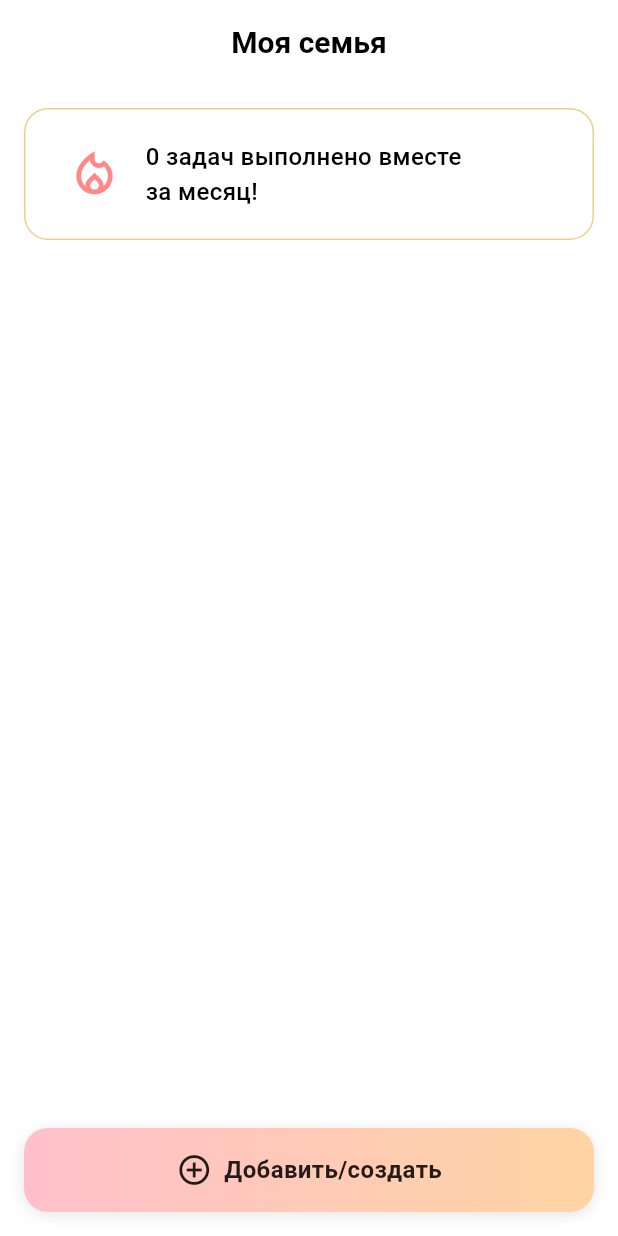
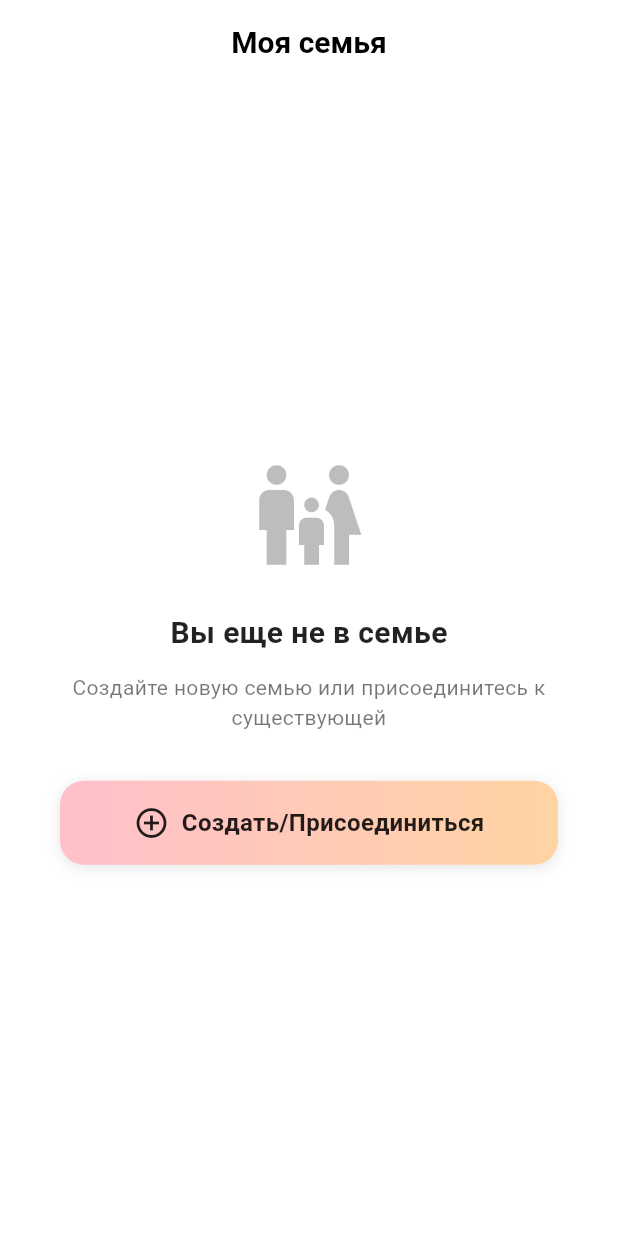
Before and after one commit to PetrikSS/infancy, a Flutter app: the FamilyScreen screen opened directly, on a phone screen of 412 x 824 dp. Run offline on Flutter 3.47's test engine with Material 3 defaults, Android fonts, the phone set to English and light mode, and no system bars; our stand-ins replace line_awesome_flutter, supabase_flutter; accounts and stored records are empty.

Commit message:
fix createNewFamily() - [ ] Need fix joinFamily

```diff
--- a/lib/screens/create_family_screen.dart
+++ b/lib/screens/create_family_screen.dart
@@ -39,11 +39,10 @@ class _CreateFamilyScreenState extends State<CreateFamilyScreen> {
       if (error != null) {
         _showError(error);
       } else {
-        // Загружаем участников семьи после создания
         await familyProvider.loadFamilyMembers(authProvider.familyId!);
         _showSuccess('Семья успешно создана!');
         if (mounted) {
-          Navigator.pop(context);
+          Navigator.pop(context, true); // ← Возвращаем true
         }
       }
     } catch (e) {
@@ -74,11 +73,10 @@ class _CreateFamilyScreenState extends State<CreateFamilyScreen> {
       if (error != null) {
         _showError(error);
       } else {
-        // Загружаем участников семьи после присоединения
         await familyProvider.loadFamilyMembers(authProvider.familyId!);
         _showSuccess('Вы успешно присоединились к семье!');
         if (mounted) {
-          Navigator.pop(context);
+          Navigator.pop(context, true); // ← Возвращаем true
         }
       }
     } catch (e) {
--- a/lib/screens/family_screen.dart
+++ b/lib/screens/family_screen.dart
@@ -5,24 +5,38 @@ import '../providers/family_provider.dart';
 import '../models/family_member.dart';
 import 'create_family_screen.dart';
 
-class FamilyScreen extends StatelessWidget {
+class FamilyScreen extends StatefulWidget {
   const FamilyScreen({Key? key}) : super(key: key);
 
   @override
+  State<FamilyScreen> createState() => _FamilyScreenState();
+}
+
+class _FamilyScreenState extends State<FamilyScreen> {
+  bool _isInitialized = false;
+
+  @override
+  void didChangeDependencies() {
+    super.didChangeDependencies();
+
+    // Загружаем данные только один раз при первой инициализации
+    if (!_isInitialized) {
+      _loadFamilyData();
+      _isInitialized = true;
+    }
+  }
+
+  Future<void> _loadFamilyData() async {
+    final authProvider = Provider.of<AuthProvider>(context, listen: false);
+    final familyProvider = Provider.of<FamilyProvider>(context, listen: false);
+
+    if (authProvider.familyId != null) {
+      await familyProvider.loadFamilyMembers(authProvider.familyId!);
+    }
+  }
+
+  @override
   Widget build(BuildContext context) {
-    final authProvider = Provider.of<AuthProvider>(context);
-    final familyProvider = Provider.of<FamilyProvider>(context);
-
-    // Автоматически загружаем участников семьи при открытии экрана
-    // и при изменении familyId
-    if (authProvider.familyId != null) {
-      WidgetsBinding.instance.addPostFrameCallback((_) {
-        if (familyProvider.familyMembers.isEmpty ||
-            familyProvider.familyMembers[0].id != authProvider.currentUser?.id) {
-          familyProvider.loadFamilyMembers(authProvider.familyId!);
-        }
-      });
-    }
     return Scaffold(
       backgroundColor: Colors.white,
       appBar: AppBar(
@@ -39,8 +53,50 @@ class FamilyScreen extends StatelessWidget {
         centerTitle: true,
         automaticallyImplyLeading: false,
       ),
-      body: Consumer<FamilyProvider>(
-        builder: (context, familyProvider, child) {
+      body: Consumer2<AuthProvider, FamilyProvider>(
+        builder: (context, authProvider, familyProvider, child) {
+          // Если нет семьи, показываем экран создания/присоединения
+          if (authProvider.familyId == null) {
+            return Center(
+              child: Column(
+                mainAxisAlignment: MainAxisAlignment.center,
+                children: [
+                  const Icon(
+                    Icons.family_restroom,
+                    size: 80,
+                    color: Colors.black26,
+                  ),
+                  const SizedBox(height: 24),
+                  const Text(
+                    'Вы еще не в семье',
+                    style: TextStyle(
+                      fontSize: 20,
+                      fontWeight: FontWeight.w600,
+                      color: Colors.black87,
+                    ),
+                  ),
+                  const SizedBox(height: 12),
+                  const Padding(
+                    padding: EdgeInsets.symmetric(horizontal: 40),
+                    child: Text(
+                      'Создайте новую семью или присоединитесь к существующей',
+                      textAlign: TextAlign.center,
+                      style: TextStyle(
+                        fontSize: 14,
+                        color: Colors.black54,
+                      ),
+                    ),
+                  ),
+                  const SizedBox(height: 32),
+                  Padding(
+                    padding: const EdgeInsets.symmetric(horizontal: 40),
+                    child: _buildAddFamilyButton(context),
+                  ),
+                ],
+              ),
+            );
+          }
+
           if (familyProvider.isLoading) {
             return const Center(
               child: CircularProgressIndicator(),
@@ -85,6 +141,29 @@ class FamilyScreen extends StatelessWidget {
 
               // Список участников семьи
               Expanded(
+                child: familyMembers.isEmpty
+                    ? Center(
+                  child: Column(
+                    mainAxisAlignment: MainAxisAlignment.center,
+                    children: [
+                      const Icon(
+                        Icons.people_outline,
+                        size: 64,
+                        color: Colors.black26,
+                      ),
+                      const SizedBox(height: 16),
+                      const Text(
+                        'Нет участников семьи',
+                        style: TextStyle(
+                          fontSize: 16,
+                          color: Colors.black54,
+                        ),
+                      ),
+                    ],
+                  ),
+                )
+                    : RefreshIndicator(
+                  onRefresh: _loadFamilyData,
                   child: ListView.builder(
                     padding: const EdgeInsets.symmetric(horizontal: 16),
                     itemCount: familyMembers.length,
@@ -94,11 +173,22 @@ class FamilyScreen extends StatelessWidget {
                     },
                   ),
                 ),
+              ),
 
-              // Кнопка добавления участника (обновленная)
+              // Кнопка добавления участника
               Container(
                 padding: const EdgeInsets.all(16),
-                child: Container(
+                child: _buildAddFamilyButton(context),
+              ),
+            ],
+          );
+        },
+      ),
+    );
+  }
+
+  Widget _buildAddFamilyButton(BuildContext context) {
+    return Container(
       height: 56,
       decoration: BoxDecoration(
         gradient: const LinearGradient(
@@ -122,11 +212,20 @@ class FamilyScreen extends StatelessWidget {
         color: Colors.transparent,
         borderRadius: BorderRadius.circular(16),
         child: InkWell(
-                      onTap: () {
-                        Navigator.push(
+          onTap: () async {
+            final result = await Navigator.push(
               context,
-                          MaterialPageRoute(builder: (context) => const CreateFamilyScreen()),
+              MaterialPageRoute(
+                builder: (context) => const CreateFamilyScreen(),
+              ),
             );
+
+            // Если вернулись с результатом, перезагружаем данные
+            if (result == true && mounted) {
+              setState(() {
+                _isInitialized = false;
+              });
+            }
           },
           borderRadius: BorderRadius.circular(16),
           child: Row(
@@ -139,7 +238,9 @@ class FamilyScreen extends StatelessWidget {
               ),
               const SizedBox(width: 8),
               Text(
-                            'Добавить/создать',
+                Provider.of<AuthProvider>(context).familyId == null
+                    ? 'Создать/Присоединиться'
+                    : 'Добавить участника',
                 style: const TextStyle(
                   fontSize: 16,
                   fontWeight: FontWeight.w600,
@@ -149,12 +250,6 @@ class FamilyScreen extends StatelessWidget {
             ],
           ),
         ),
-                  ),
-                ),
-              ),
-            ],
-          );
-        },
       ),
     );
   }
@@ -190,7 +285,7 @@ class _FamilyMemberCard extends StatelessWidget {
           Container(
             width: 50,
             height: 50,
-            decoration: _getAvatarDecoration(member.name), // Используем градиент
+            decoration: _getAvatarDecoration(member.name),
             child: Center(
               child: Text(
                 member.name.substring(0, 1).toUpperCase(),
@@ -254,7 +349,7 @@ class _FamilyMemberCard extends StatelessWidget {
                 : const Color(0xFFFF9800),
             size: 24,
           ),
-          SizedBox(width: 12),
+          const SizedBox(width: 12),
         ],
       ),
     );
```
Also changed, not shown: lib/providers/auth_provider.dart (+17 -12 lines). Lines whose indentation alone changed are shown as unchanged.
